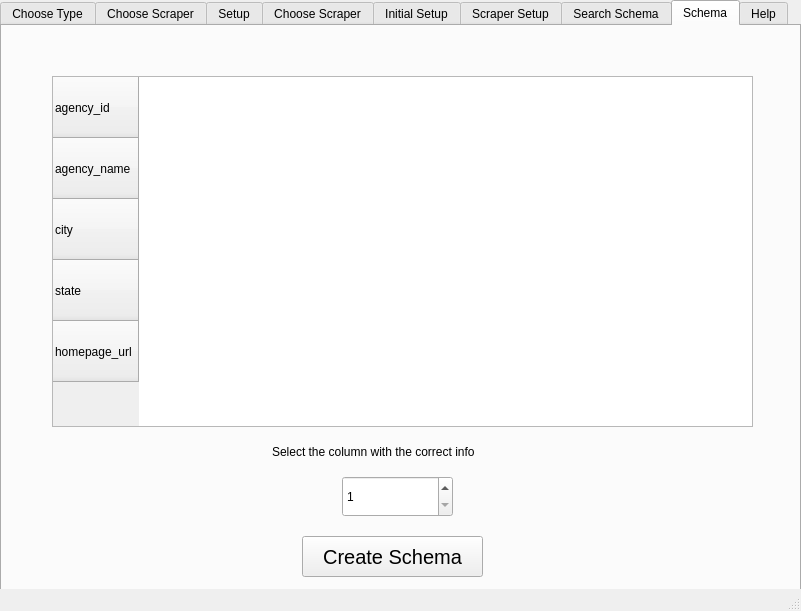
First picture: the form in setup_gui/common/gui/scraper_ui.ui, repository Police-Data-Accessibility-Project/scrapers, before the edit.
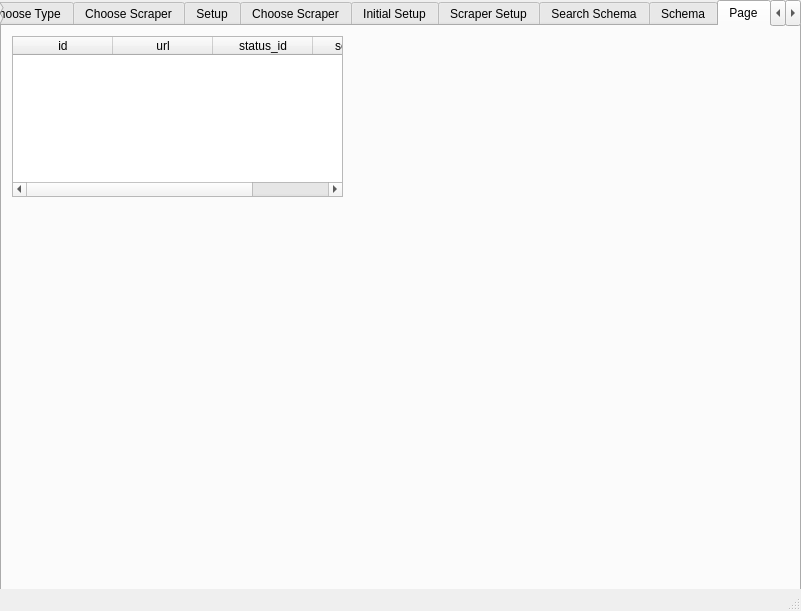
Second picture: the form after the edit. The open tabs and pages were chosen to show the change.

Commit message: rename tabs and add dataset tab

```diff
--- a/setup_gui/common/gui/scraper_ui.ui
+++ b/setup_gui/common/gui/scraper_ui.ui
@@ -2377,6 +2377,56 @@
       </property>
      </widget>
     </widget>
+    <widget class="QWidget" name="DatasetCreation">
+     <attribute name="title">
+      <string>Page</string>
+     </attribute>
+     <widget class="QTableWidget" name="searchResult_table_2">
+      <property name="geometry">
+       <rect>
+        <x>10</x>
+        <y>10</y>
+        <width>331</width>
+        <height>161</height>
+       </rect>
+      </property>
+      <property name="sizeAdjustPolicy">
+       <enum>QAbstractScrollArea::AdjustToContents</enum>
+      </property>
+      <property name="alternatingRowColors">
+       <bool>true</bool>
+      </property>
+      <attribute name="horizontalHeaderMinimumSectionSize">
+       <number>80</number>
+      </attribute>
+      <attribute name="verticalHeaderDefaultSectionSize">
+       <number>61</number>
+      </attribute>
+      <attribute name="verticalHeaderMinimumSectionSize">
+       <number>29</number>
+      </attribute>
+      <column>
+       <property name="text">
+        <string>id</string>
+       </property>
+      </column>
+      <column>
+       <property name="text">
+        <string>url</string>
+       </property>
+      </column>
+      <column>
+       <property name="text">
+        <string>status_id</string>
+       </property>
+      </column>
+      <column>
+       <property name="text">
+        <string>scraper_id</string>
+       </property>
+      </column>
+     </widget>
+    </widget>
     <widget class="QWidget" name="Help">
      <attribute name="title">
       <string>Help</string>
```
Left out of the diff: 6 changed lines with no effect on the pictures.
